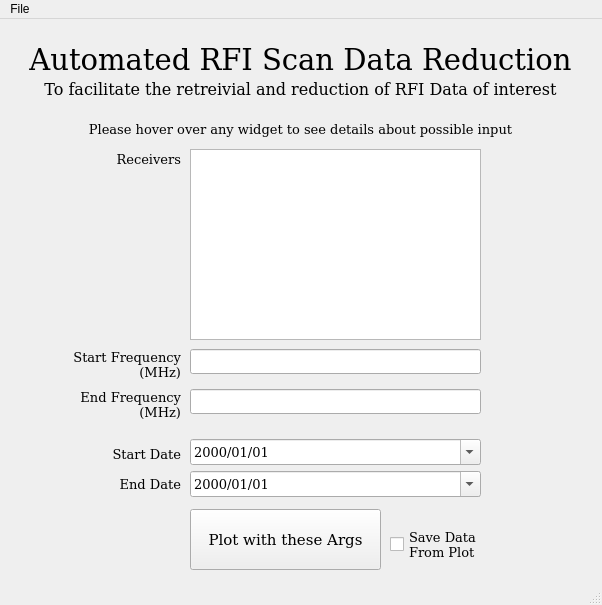
Above: gbt_rfi_gui/RFI_GUI.ui from mahmoud-hallak/gbt-rfi-gui before the change. Below: the same form after it.
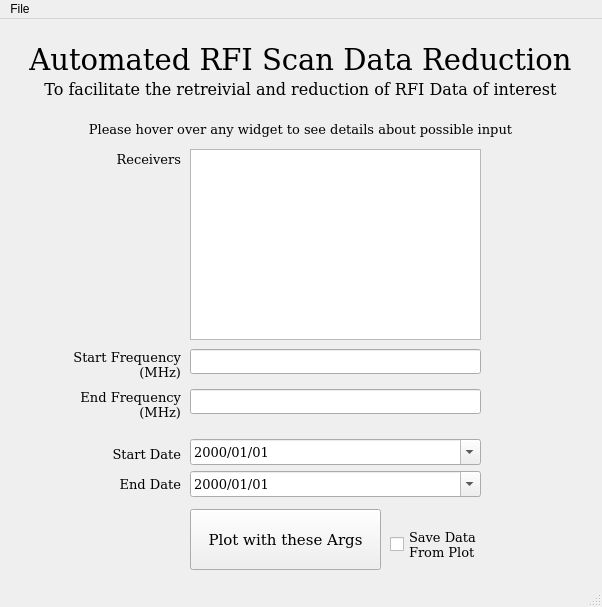
That is the form after the change.

Commit message: Adding several things in the cleanup after the google poll: Make line plot and make line thinner, zoom in, fix timezone depreciation, remove loading bar, remove print statements, add title onto color plot

```diff
--- a/gbt_rfi_gui/RFI_GUI.ui
+++ b/gbt_rfi_gui/RFI_GUI.ui
@@ -7,7 +7,7 @@
     <x>0</x>
     <y>0</y>
     <width>602</width>
-    <height>605</height>
+    <height>607</height>
    </rect>
   </property>
   <property name="windowTitle">
```
The commit also changes 1 other file.
